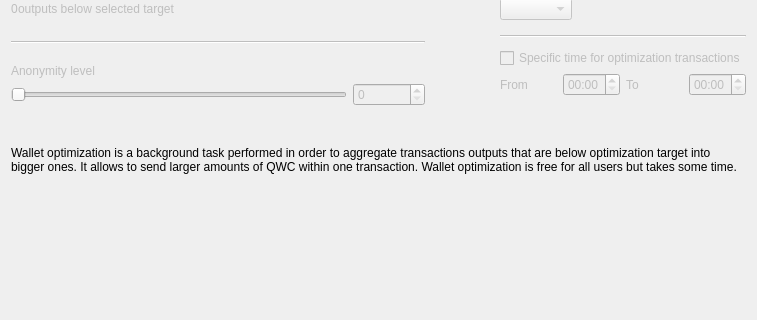
deocoin-project/deocoin-gui, file src/gui/ui/optimizationsettingsdialog.ui: the form before one commit; both pictures show x 0 to 757 and y 115 to 435 of the 757 by 516 pixel window.
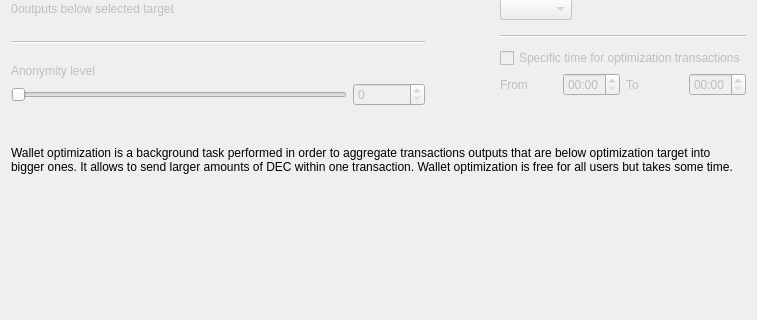
The form after the commit.

Diff of the .ui file:
```diff
--- a/src/gui/ui/optimizationsettingsdialog.ui
+++ b/src/gui/ui/optimizationsettingsdialog.ui
@@ -452,7 +452,7 @@
      <item>
       <widget class="QLabel" name="m_helpLabel">
        <property name="text">
-        <string>Wallet optimization is a background task performed in order to aggregate transactions outputs that are below optimization target into bigger ones. It allows to send larger amounts of QWC within one transaction. Wallet optimization is free for all users but takes some time.</string>
+        <string>Wallet optimization is a background task performed in order to aggregate transactions outputs that are below optimization target into bigger ones. It allows to send larger amounts of DEC within one transaction. Wallet optimization is free for all users but takes some time.</string>
        </property>
        <property name="wordWrap">
         <bool>true</bool>
```
